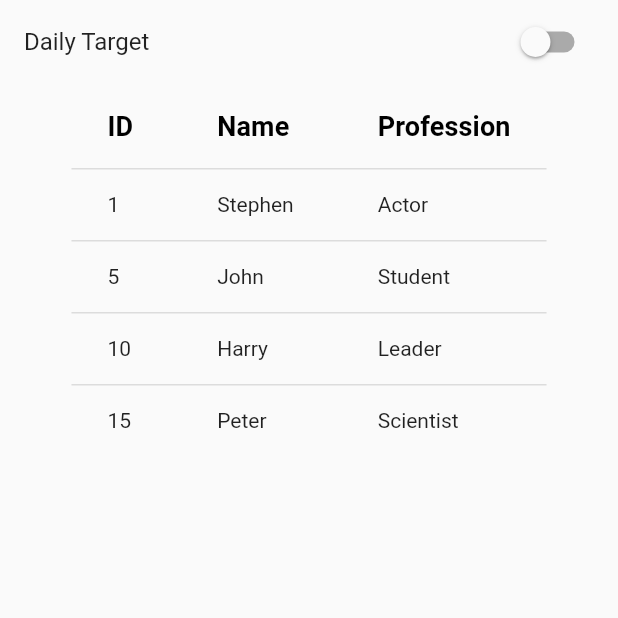
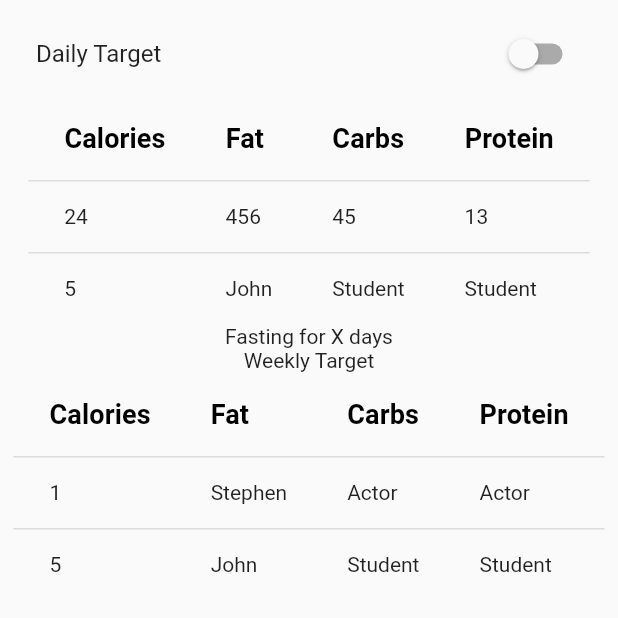
Before and after one commit to DandyAndy22/redifit-mobile, a Flutter app: the Home screen opened directly, on a phone screen of 412 x 824 dp, the top half of it. Run offline on Flutter 3.47's test engine with Material 2 defaults, Android fonts, the phone set to English and light mode, and no system bars.

Commit message:
Home: Fix tabs & format dataTables

```diff
--- a/lib/app.dart
+++ b/lib/app.dart
@@ -1,6 +1,6 @@
 import 'package:flutter/material.dart';
-// import 'screens/tabs.dart';
-import 'screens/home.dart';
+import 'screens/tabs.dart';
+// import 'screens/home.dart';
 
 class App extends StatelessWidget {
   const App({Key? key}) : super(key: key);
@@ -12,7 +12,7 @@ class App extends StatelessWidget {
       theme: ThemeData(
         primarySwatch: Colors.blue,
       ),
-      home: const Home(), //Tabs(title: 'Demo Home Page'),
+      home: const Tabs(),
     );
   }
 }
--- a/lib/screens/home.dart
+++ b/lib/screens/home.dart
@@ -13,7 +13,11 @@ class _HomeState extends State<Home> {
   @override
   Widget build(BuildContext context) {
     return Scaffold(
-      body: Column(children: [
+        body: ListView.builder(
+            padding: const EdgeInsets.all(8),
+            itemCount: 1,
+            itemBuilder: (BuildContext context, int index) {
+              return Column(children: [
                 SwitchListTile(
                     title: const Text("Daily Target"),
                     value: _state,
@@ -23,44 +27,78 @@ class _HomeState extends State<Home> {
                       });
                     }),
                 DataTable(
+                  columnSpacing: 40,
                   columns: const [
                     DataColumn(
-                label: Text('ID',
-                    style:
-                        TextStyle(fontSize: 18, fontWeight: FontWeight.bold))),
+                        label: Text('Calories',
+                            style: TextStyle(
+                                fontSize: 18, fontWeight: FontWeight.bold))),
                     DataColumn(
-                label: Text('Name',
-                    style:
-                        TextStyle(fontSize: 18, fontWeight: FontWeight.bold))),
+                        label: Text('Fat',
+                            style: TextStyle(
+                                fontSize: 18, fontWeight: FontWeight.bold))),
                     DataColumn(
-                label: Text('Profession',
-                    style:
-                        TextStyle(fontSize: 18, fontWeight: FontWeight.bold))),
+                        label: Text('Carbs',
+                            style: TextStyle(
+                                fontSize: 18, fontWeight: FontWeight.bold))),
+                    DataColumn(
+                        label: Text('Protein',
+                            style: TextStyle(
+                                fontSize: 18, fontWeight: FontWeight.bold))),
+                  ],
+                  rows: const [
+                    DataRow(cells: [
+                      DataCell(Text('24')),
+                      DataCell(Text('456')),
+                      DataCell(Text('45')),
+                      DataCell(Text('13')),
+                    ]),
+                    DataRow(cells: [
+                      DataCell(Text('5')),
+                      DataCell(Text('John')),
+                      DataCell(Text('Student')),
+                      DataCell(Text('Student')),
+                    ]),
+                  ],
+                ),
+                const Text("Fasting for X days"),
+                const Text("Weekly Target"),
+                DataTable(
+                  columnSpacing: 40,
+                  columns: const [
+                    DataColumn(
+                        label: Text('Calories',
+                            style: TextStyle(
+                                fontSize: 18, fontWeight: FontWeight.bold))),
+                    DataColumn(
+                        label: Text('Fat',
+                            style: TextStyle(
+                                fontSize: 18, fontWeight: FontWeight.bold))),
+                    DataColumn(
+                        label: Text('Carbs',
+                            style: TextStyle(
+                                fontSize: 18, fontWeight: FontWeight.bold))),
+                    DataColumn(
+                        label: Text('Protein',
+                            style: TextStyle(
+                                fontSize: 18, fontWeight: FontWeight.bold))),
                   ],
                   rows: const [
                     DataRow(cells: [
                       DataCell(Text('1')),
                       DataCell(Text('Stephen')),
                       DataCell(Text('Actor')),
+                      DataCell(Text('Actor')),
                     ]),
                     DataRow(cells: [
                       DataCell(Text('5')),
                       DataCell(Text('John')),
                       DataCell(Text('Student')),
-            ]),
-            DataRow(cells: [
-              DataCell(Text('10')),
-              DataCell(Text('Harry')),
-              DataCell(Text('Leader')),
-            ]),
-            DataRow(cells: [
-              DataCell(Text('15')),
-              DataCell(Text('Peter')),
-              DataCell(Text('Scientist')),
+                      DataCell(Text('Student')),
                     ]),
                   ],
                 ),
-      ]),
-    );
+              ]);
+            }));
   }
 }
--- a/lib/screens/tabs.dart
+++ b/lib/screens/tabs.dart
@@ -5,9 +5,7 @@ import 'profile.dart';
 import 'grocery_list.dart';
 
 class Tabs extends StatefulWidget {
-  const Tabs({Key? key, required this.title}) : super(key: key);
-
-  final String title;
+  const Tabs({Key? key}) : super(key: key);
 
   @override
   State<Tabs> createState() => _TabsState();
@@ -15,6 +13,18 @@ class Tabs extends StatefulWidget {
 
 class _TabsState extends State<Tabs> {
   int _selectedIndex = 0;
+
+  final List<Map<String, Widget>> pages = [
+    {
+      'page': const Home(),
+    },
+    {
+      'page': const Profile(),
+    },
+    {
+      'page': const GroceryList(),
+    }
+  ];
 
   void _onItemTapped(int index) {
     setState(() {
@@ -26,12 +36,10 @@ class _TabsState extends State<Tabs> {
   Widget build(BuildContext context) {
     return Scaffold(
       appBar: AppBar(
-        title: Text(widget.title),
+        title: const Text("RediFit"),
       ),
       endDrawer: const Settings(),
-      body: const TabBarView(
-        children: [Home(), Profile(), GroceryList()],
-      ),
+      body: pages[_selectedIndex]['page'],
       bottomNavigationBar: BottomNavigationBar(
         items: const <BottomNavigationBarItem>[
           BottomNavigationBarItem(
```
Lines whose indentation alone changed are shown as unchanged.
